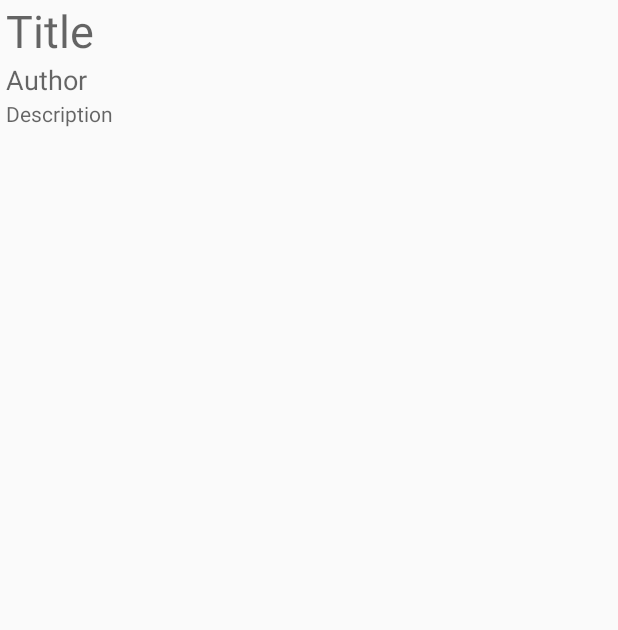
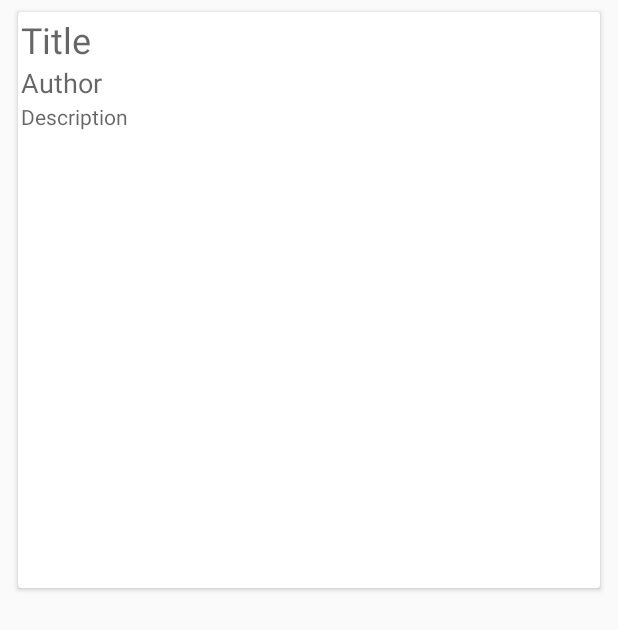
Before and after one commit to pmessina/NewsHeadlines, an Android app: the layout main_fragment_article.xml on its own in the app's theme, with its tools: preview values and no code run, on a phone screen of 412 x 824 dp. Shown: the top 630 px of the screen. Run offline under Robolectric (Android 15) with nearby library versions, the phone set to English and light mode, and no system bars.

```diff
--- a/app/src/main/AndroidManifest.xml
+++ b/app/src/main/AndroidManifest.xml
@@ -9,6 +9,7 @@
         android:allowBackup="true"
         android:icon="@mipmap/ic_launcher"
         android:label="@string/app_name"
+        android:name=".NewsArticlesApplication"
         android:roundIcon="@mipmap/ic_launcher_round"
         android:supportsRtl="true"
         android:theme="@style/AppTheme"
--- a/app/src/main/java/com/newsapi/newsheadlines/NewsHeadlinesAdapter.kt
+++ b/app/src/main/java/com/newsapi/newsheadlines/NewsHeadlinesAdapter.kt
@@ -26,6 +26,7 @@ class NewsHeadlinesAdapter(
         holder.title.text = newsArticles[position].title
         holder.description.text = newsArticles[position].description
         Glide.with(context).load(newsArticles[position].urlToImage).into(holder.image)
+
         holder.url = newsArticles[position].url
         holder.view.tag = holder.url
     }
--- a/app/src/main/java/com/newsapi/newsheadlines/NewsUrlActivity.kt
+++ b/app/src/main/java/com/newsapi/newsheadlines/NewsUrlActivity.kt
@@ -18,4 +18,8 @@ class NewsUrlActivity : AppCompatActivity() {
         supportActionBar?.setDisplayHomeAsUpEnabled(true)
     }
 
+    override fun onBackPressed() {
+        super.onBackPressed()
+        if (wvArticleURL.canGoBack()) wvArticleURL.goBack()
+    }
 }
--- a/app/src/main/res/layout/main_fragment_article.xml
+++ b/app/src/main/res/layout/main_fragment_article.xml
@@ -10,22 +10,29 @@
     tools:context=".NewsUrlActivity">
 
 
-    <LinearLayout
-        android:id="@+id/linearLayout"
+    <com.google.android.material.card.MaterialCardView
         android:layout_width="0dp"
         android:layout_height="0dp"
-        android:orientation="vertical"
+        android:layout_margin="8dp"
+        android:elevation="1dp"
         app:layout_constraintBottom_toBottomOf="parent"
         app:layout_constraintEnd_toEndOf="parent"
         app:layout_constraintStart_toStartOf="parent"
         app:layout_constraintTop_toTopOf="parent">
+
+        <LinearLayout
+            android:id="@+id/linearLayout"
+            android:layout_width="match_parent"
+            android:layout_height="wrap_content"
+            android:layout_margin="2dp"
+            android:orientation="vertical">
 
             <TextView
                 android:id="@+id/tvTitle"
                 android:layout_width="match_parent"
                 android:layout_height="wrap_content"
                 android:hint="Title"
-            android:textSize="30sp" />
+                android:textSize="24sp" />
 
             <TextView
                 android:id="@+id/tvAuthor"
@@ -46,5 +53,7 @@
                 android:layout_height="wrap_content"
                 android:hint="Description" />
         </LinearLayout>
+    </com.google.android.material.card.MaterialCardView>
+
 
 </androidx.constraintlayout.widget.ConstraintLayout>
--- a/app/src/main/res/values/strings.xml
+++ b/app/src/main/res/values/strings.xml
@@ -1,5 +1,5 @@
 <resources>
     <string name="app_name">News Headlines</string>
-    <string name="title_activity_news_url">NewsUrlActivity</string>
+    <string name="title_activity_news_url">News Website</string>
     <string name="action_settings">Settings</string>
 </resources>
```
Also changed, not shown: app/build.gradle (+3 -4 lines), app/src/main/java/com/newsapi/newsheadlines/NewsArticleApi.kt (added, +9 -0 lines), app/src/main/java/com/newsapi/newsheadlines/NewsArticleViewModel.kt (added, +10 -0 lines), app/src/main/java/com/newsapi/newsheadlines/NewsArticlesApplication.kt (added, +25 -0 lines), app/src/main/java/com/newsapi/newsheadlines/NewsHeadlinesActivity.kt (+2 -6 lines), app/src/main/java/com/newsapi/newsheadlines/NewsRepository.kt (renamed from app/src/main/java/com/newsapi/newsheadlines/NewsArticleService.kt, +0 -14 lines), app/src/main/res/values/dimens.xml (+12 -0 lines). Lines whose indentation alone changed are shown as unchanged.
